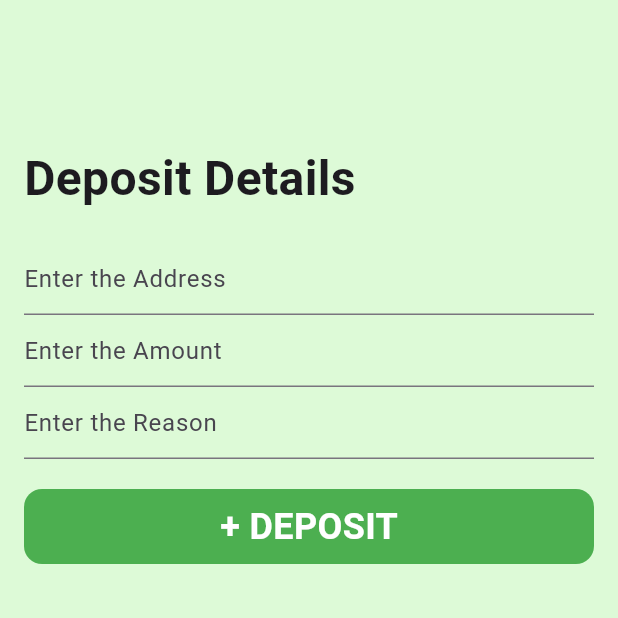
After one commit to agnespark/flutter_expense_manager_dapp, a Flutter app: the screen it shows after launch, after a tap on "+ CREDIT", on a phone screen of 412 x 824 dp, the top half of it. The commit adds this screen. Run offline on Flutter 3.47's test engine with Material 3 defaults, Android fonts, the phone set to English and light mode, and no system bars; our stand-ins replace bloc, flutter_svg.

Commit message:
[feat] deposit page UI

```diff
--- a/lib/features/dashboard/ui/dashboard_page.dart
+++ b/lib/features/dashboard/ui/dashboard_page.dart
@@ -1,4 +1,6 @@
 import 'package:flutter/material.dart';
+import 'package:flutter_expense_manager_dapp/features/deposit/deposit.dart';
+import 'package:flutter_expense_manager_dapp/features/withdraw/withdraw.dart';
 import 'package:flutter_expense_manager_dapp/utils/colors.dart';
 import 'package:flutter_svg/svg.dart';
 
@@ -56,6 +58,11 @@ class _DashboardPageState extends State<DashboardPage> {
             Row(
               children: [
                 Expanded(
+                  child: InkWell(
+                    onTap: () => Navigator.push(
+                        context,
+                        MaterialPageRoute(
+                            builder: (context) => const WithdrawPage())),
                     child: Container(
                       height: 50,
                       decoration: BoxDecoration(
@@ -73,10 +80,16 @@ class _DashboardPageState extends State<DashboardPage> {
                       ),
                     ),
                   ),
+                ),
                 const SizedBox(
                   width: 8,
                 ),
                 Expanded(
+                  child: InkWell(
+                    onTap: () => Navigator.push(
+                        context,
+                        MaterialPageRoute(
+                            builder: (context) => const DepositPage())),
                     child: Container(
                       height: 50,
                       decoration: BoxDecoration(
@@ -90,6 +103,7 @@ class _DashboardPageState extends State<DashboardPage> {
                               color: Colors.green,
                               fontSize: 24,
                               fontWeight: FontWeight.bold),
+                        ),
                       ),
                     ),
                   ),
--- /dev/null
+++ b/lib/features/deposit/deposit.dart
@@ -0,0 +1,65 @@
+import 'package:flutter/material.dart';
+import 'package:flutter_expense_manager_dapp/utils/colors.dart';
+
+class DepositPage extends StatefulWidget {
+  const DepositPage({super.key});
+
+  @override
+  State<DepositPage> createState() => _DepositPageState();
+}
+
+class _DepositPageState extends State<DepositPage> {
+  final TextEditingController addressController = TextEditingController();
+  final TextEditingController amountController = TextEditingController();
+  final TextEditingController reasonController = TextEditingController();
+
+  @override
+  Widget build(BuildContext context) {
+    return Scaffold(
+      backgroundColor: AppColor.greenAccent,
+      body: Container(
+        margin: const EdgeInsets.all(16),
+        child: Column(
+          crossAxisAlignment: CrossAxisAlignment.start,
+          children: [
+            const SizedBox(height: 80),
+            const Text(
+              "Deposit Details",
+              style: TextStyle(fontSize: 32, fontWeight: FontWeight.bold),
+            ),
+            const SizedBox(height: 20),
+            TextField(
+              controller: addressController,
+              decoration: const InputDecoration(hintText: "Enter the Address"),
+            ),
+            TextField(
+              controller: amountController,
+              decoration: const InputDecoration(hintText: "Enter the Amount"),
+            ),
+            TextField(
+              controller: reasonController,
+              decoration: const InputDecoration(hintText: "Enter the Reason"),
+            ),
+            const SizedBox(height: 20),
+            Container(
+              height: 50,
+              decoration: BoxDecoration(
+                borderRadius: BorderRadius.circular(12),
+                color: Colors.green,
+              ),
+              child: const Center(
+                child: Text(
+                  "+ DEPOSIT",
+                  style: TextStyle(
+                      color: Colors.white,
+                      fontSize: 24,
+                      fontWeight: FontWeight.bold),
+                ),
+              ),
+            ),
+          ],
+        ),
+      ),
+    );
+  }
+}
```
Lines whose indentation alone changed are shown as unchanged.
